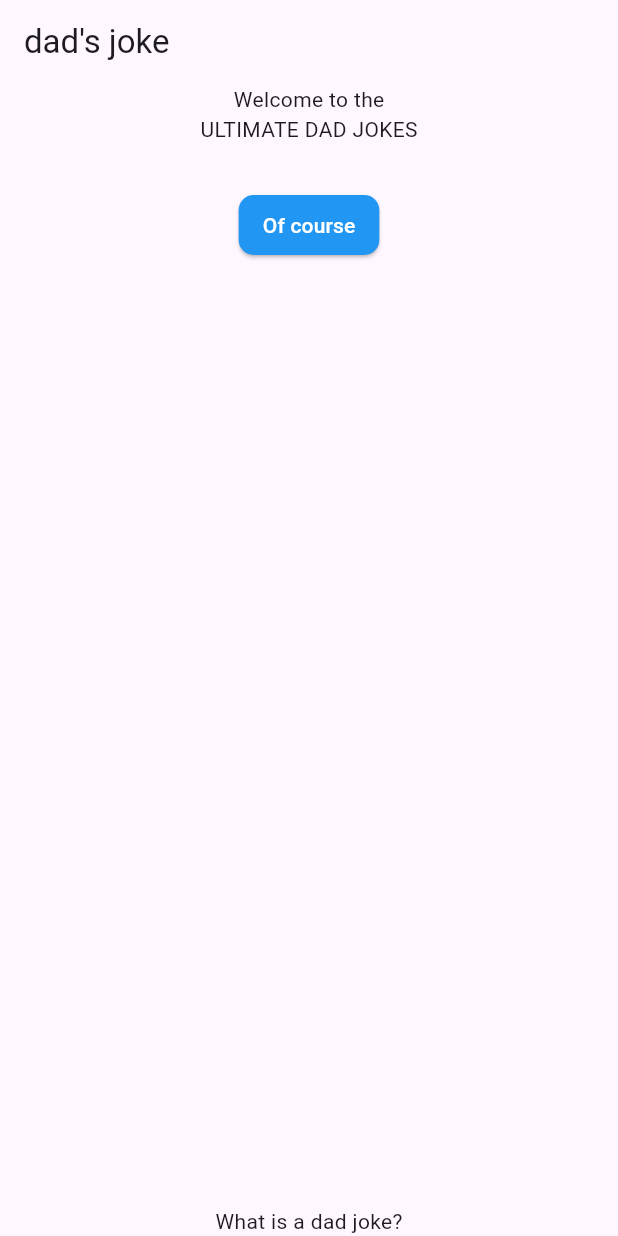
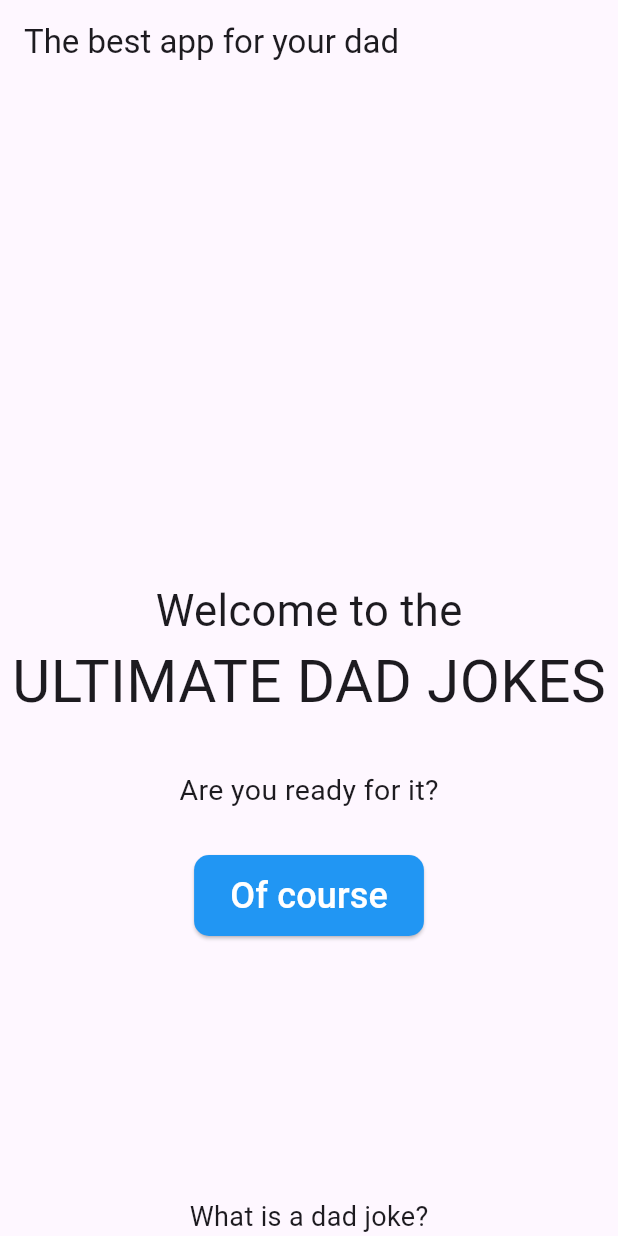
Before and after one commit to ju-lienz/dad-jokes-app, a Flutter app: the screen it shows after launch, on a phone screen of 412 x 824 dp. Run offline on Flutter 3.47's test engine with Material 3 defaults, Android fonts, the phone set to English and light mode, and no system bars.

Commit message:
center main text and add additional texts

```diff
--- a/lib/main.dart
+++ b/lib/main.dart
@@ -10,12 +10,12 @@ class MyApp extends StatelessWidget {
   Widget build(BuildContext context) {
     return MaterialApp(
       debugShowCheckedModeBanner: false,
-      title: 'Material App',
+      title: "Dad's joke",
       home: Scaffold(
         appBar: AppBar(
-          title: const Text("dad's joke"),
+          title: const Text("The best app for your dad"),
         ),
-        body: const Welcomewidget(),
+        body: const WelcomeWidget(),
       ),
     );
   }
--- a/lib/presentation/widgets/welcome_widget.dart
+++ b/lib/presentation/widgets/welcome_widget.dart
@@ -1,7 +1,7 @@
 import 'package:flutter/material.dart';
 
-class Welcomewidget extends StatelessWidget {
-  const Welcomewidget({
+class WelcomeWidget extends StatelessWidget {
+  const WelcomeWidget({
     Key? key,
   }) : super(key: key);
 
@@ -11,26 +11,29 @@ class Welcomewidget extends StatelessWidget {
       child: Column(
         mainAxisAlignment: MainAxisAlignment.center,
         children: [
-          const Text("Welcome to the"),
-          const Text("ULTIMATE DAD JOKES"),
+          const SizedBox(height: 330),
+          const Text("Welcome to the", style: TextStyle(fontSize: 29),),
+          const Text("ULTIMATE DAD JOKES", style: TextStyle(fontSize: 39),),
+          const SizedBox(height: 30),
+          const Text("Are you ready for it?", style: TextStyle(fontSize: 19),),
           const SizedBox(height: 30),
           ElevatedButton(
             onPressed: () {},
             style: ButtonStyle(
               backgroundColor: MaterialStateProperty.all(Colors.blue),
-              padding: MaterialStateProperty.all(const EdgeInsets.fromLTRB(16, 6, 16, 6)),
+              padding: MaterialStateProperty.all(const EdgeInsets.fromLTRB(24, 10, 24, 10)),
               shape: MaterialStateProperty.all<RoundedRectangleBorder>(
                 RoundedRectangleBorder(
                   borderRadius: BorderRadius.circular(10),
                 ),
               ),
             ),
-            child: const Text("Of course", style: TextStyle(color: Colors.white)),
+            child: const Text("Of course", style: TextStyle(color: Colors.white, fontSize: 24)),
           ),
-          const Spacer(), // Ocupa el espacio restante en la parte inferior
+          const Spacer(),
           const Align(
             alignment: Alignment.bottomCenter,
-            child: Text("What is a dad joke?"),
+            child: Text("What is a dad joke?", style: TextStyle(fontSize: 18),),
           ),
         ],
       ),
```
